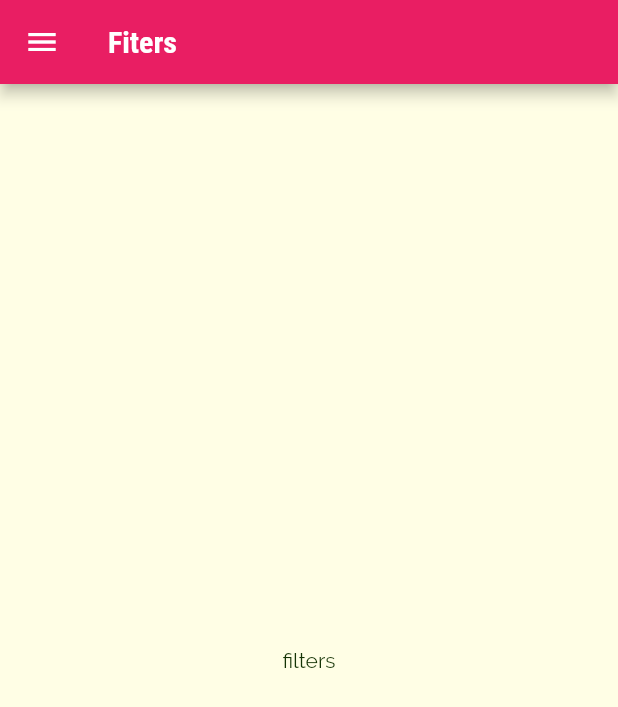
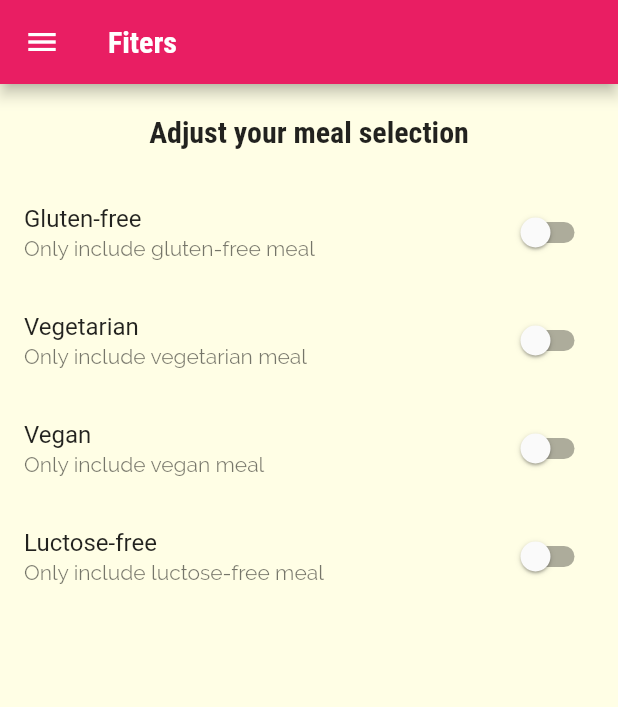
Before and after one commit to UmerSharif/best-cook-app, a Flutter app: the FiltersScreen screen opened by its route, on a phone screen of 412 x 824 dp. Shown: the top 707 px of the screen. Run offline on Flutter 3.47's test engine with Material 2 defaults, Android fonts, the phone set to English and light mode, and no system bars.

Commit message:
add fiter ui

```diff
--- a/lib/screen/filters_screen.dart
+++ b/lib/screen/filters_screen.dart
@@ -1,19 +1,77 @@
 import 'package:flutter/material.dart';
 import 'package:meals/widgets/maim_drawer.dart';
 
-class FiltersScreen extends StatelessWidget {
+class FiltersScreen extends StatefulWidget {
   const FiltersScreen({Key key}) : super(key: key);
   static const routeName = '/filters';
+
+  @override
+  _FiltersScreenState createState() => _FiltersScreenState();
+}
+
+class _FiltersScreenState extends State<FiltersScreen> {
+  var _glutenFree = false;
+  var _vegetarian = false;
+  var _vegan = false;
+  var _luctoseFree = false;
+
+  Widget _buildSwitchListTile(
+      bool value, String title, String subtitle, Function updateVaue) {
+    return SwitchListTile(
+        title: Text('$title'),
+        value: value,
+        subtitle: Text('$subtitle'),
+        onChanged: updateVaue);
+  }
+
   @override
   Widget build(BuildContext context) {
     return Scaffold(
-      appBar: AppBar(
-        title: Text('Fiters'),
-      ),
-      drawer: MainDrawer(),
-      body: Center(
-        child: Text('filters'),
-      ),
-    );
+        appBar: AppBar(
+          title: Text('Fiters'),
+        ),
+        drawer: MainDrawer(),
+        body: Column(
+          children: [
+            Container(
+              padding: EdgeInsets.all(20),
+              child: Text(
+                'Adjust your meal selection',
+                style: Theme.of(context).textTheme.headline6,
+              ),
+            ),
+            Expanded(
+                child: ListView(
+              children: [
+                _buildSwitchListTile(
+                    _glutenFree, "Gluten-free", 'Only include gluten-free meal',
+                    (newValue) {
+                  setState(() {
+                    _glutenFree = newValue;
+                  });
+                }),
+                _buildSwitchListTile(
+                    _vegetarian, "Vegetarian", 'Only include vegetarian meal',
+                    (newValue) {
+                  setState(() {
+                    _vegetarian = newValue;
+                  });
+                }),
+                _buildSwitchListTile(_vegan, "Vegan", 'Only include vegan meal',
+                    (newValue) {
+                  setState(() {
+                    _vegan = newValue;
+                  });
+                }),
+                _buildSwitchListTile(_luctoseFree, "Luctose-free",
+                    'Only include luctose-free meal', (newValue) {
+                  setState(() {
+                    _luctoseFree = newValue;
+                  });
+                })
+              ],
+            ))
+          ],
+        ));
   }
 }
```
